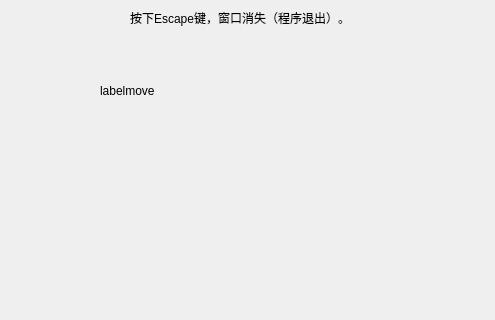
Old version of the form qt-studay/src/QtMousePressEvent/mainwindow.ui in the repository crudapi/cpluscplus-study; both pictures show x 0 to 495 and y 0 to 320 of the 800 by 600 pixel window.
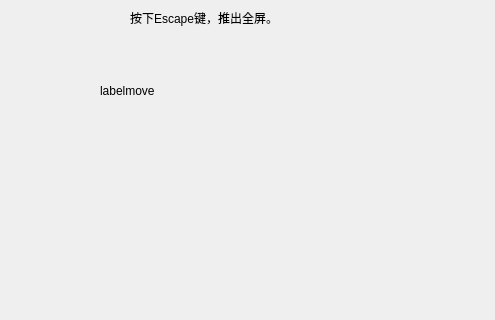
New version of the form.

```diff
--- a/qt-studay/src/QtMousePressEvent/mainwindow.ui
+++ b/qt-studay/src/QtMousePressEvent/mainwindow.ui
@@ -37,7 +37,7 @@
      </rect>
     </property>
     <property name="text">
-     <string>按下Escape键，窗口消失（程序退出）。</string>
+     <string>按下Escape键，推出全屏。</string>
     </property>
    </widget>
   </widget>
```
